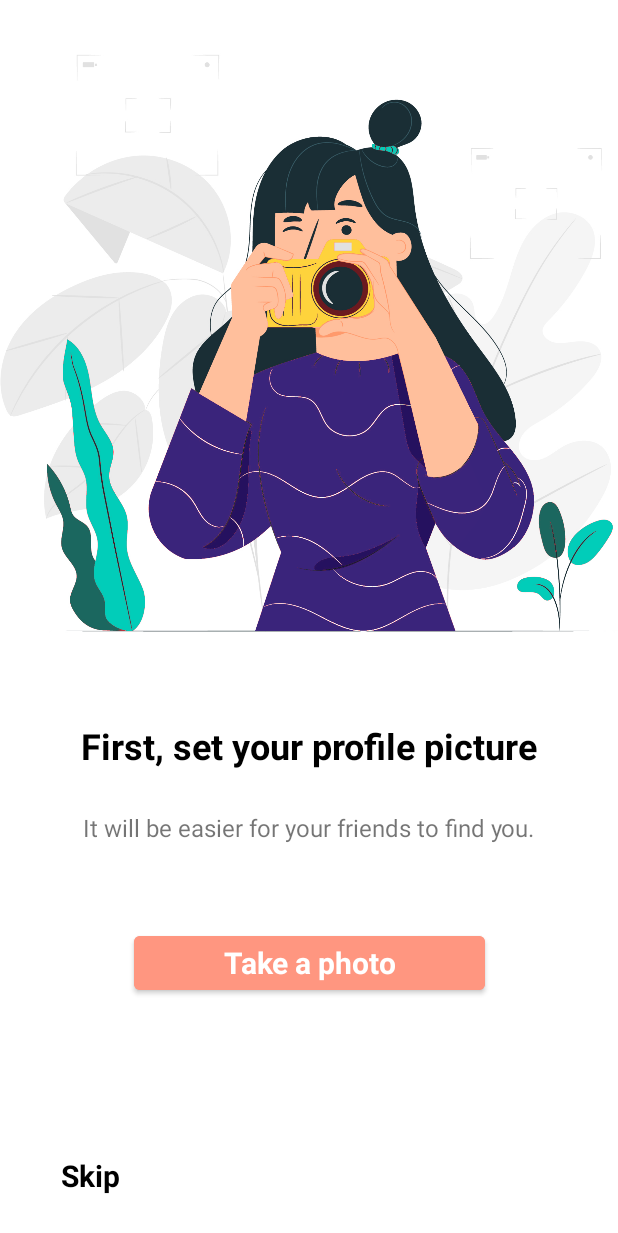
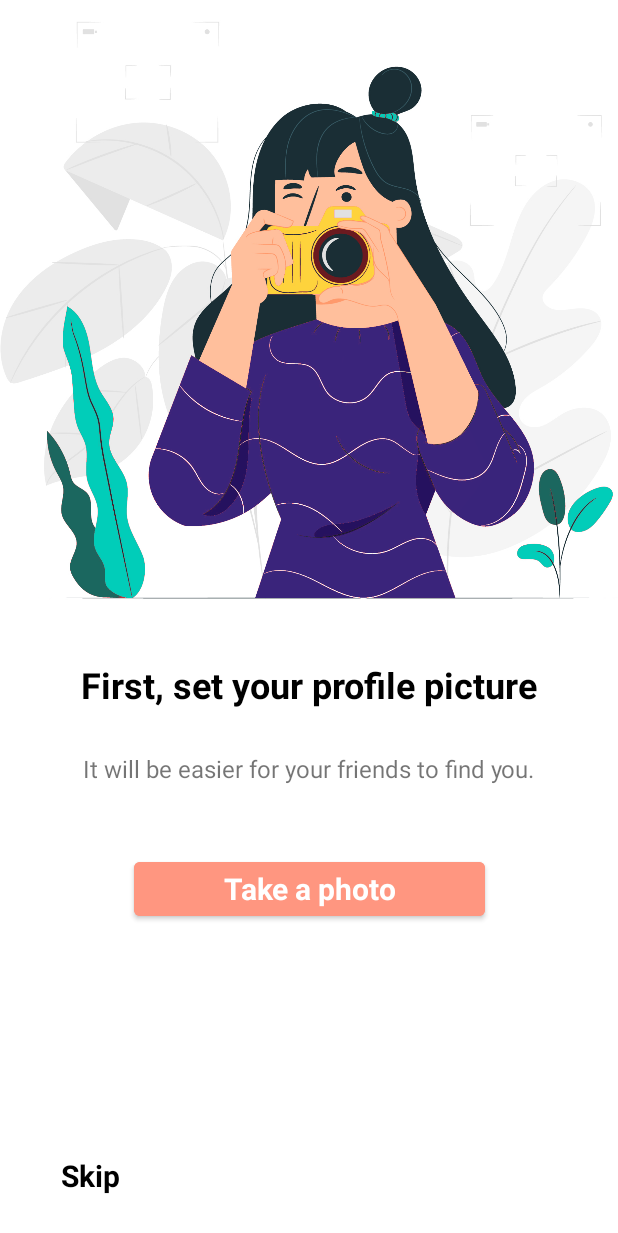
Before and after one commit to tea561/MOSIS-PROJEKAT, an Android app: the Intro2Fragment screen opened through its navigation route, on a phone screen of 412 x 824 dp. Shown: the top 1233 px of the screen. Run offline under Robolectric (Android 15) with nearby library versions, the phone set to English and light mode, and no system bars; our stand-ins replace Firebase (no records; nobody signed in at launch, a user with empty details on screens opened directly), navigation-ui.

Commit message:
Constraints update u Intro2. Ispravka baga za Intro3 gde Next ne prelazi na Intro4.

```diff
--- a/CaptureTheFlag/app/src/main/java/elfak/mosis/capturetheflag/model/UserViewModel.kt
+++ b/CaptureTheFlag/app/src/main/java/elfak/mosis/capturetheflag/model/UserViewModel.kt
@@ -40,7 +40,7 @@ class UserViewModel : ViewModel() {
                                     _authState.value = AuthState.Success
                                 } else {
                                     task.exception?.let {
-                                        Log.i("AUTH", "Signup Error: ${it.message}")
+                                        Log.e("AUTH", "Signup Error: ${it.message}")
                                         _authState.value = AuthState.AuthError(it.message)
                                     }
                                 }
--- a/CaptureTheFlag/app/src/main/res/layout/fragment_intro2.xml
+++ b/CaptureTheFlag/app/src/main/res/layout/fragment_intro2.xml
@@ -59,7 +59,7 @@
     <ImageView
         android:id="@+id/imageViewIntro2"
         android:layout_width="413dp"
-        android:layout_height="457dp"
+        android:layout_height="413dp"
         android:src="@drawable/intro2"
         app:layout_constraintBottom_toBottomOf="parent"
         app:layout_constraintEnd_toEndOf="parent"
@@ -71,14 +71,14 @@
         android:id="@+id/buttonTakeAPhoto"
         android:layout_width="234dp"
         android:layout_height="48dp"
-        android:layout_marginTop="36dp"
-        android:layout_marginBottom="50dp"
+        android:layout_marginTop="24dp"
+        android:layout_marginBottom="24dp"
         android:backgroundTint="@color/orange"
         android:text="@string/take_a_photo"
         android:textAppearance="@style/TextAppearance.AppCompat.Body1"
         android:textSize="20sp"
         android:textStyle="bold"
-        app:layout_constraintBottom_toBottomOf="parent"
+        app:layout_constraintBottom_toTopOf="@+id/buttonSkip2"
         app:layout_constraintEnd_toEndOf="parent"
         app:layout_constraintStart_toStartOf="parent"
         app:layout_constraintTop_toBottomOf="@+id/textViewIntro2Desc"
```
Also changed, not shown: CaptureTheFlag/app/src/main/java/elfak/mosis/capturetheflag/intro/Intro3Fragment.kt (+8 -31 lines).
